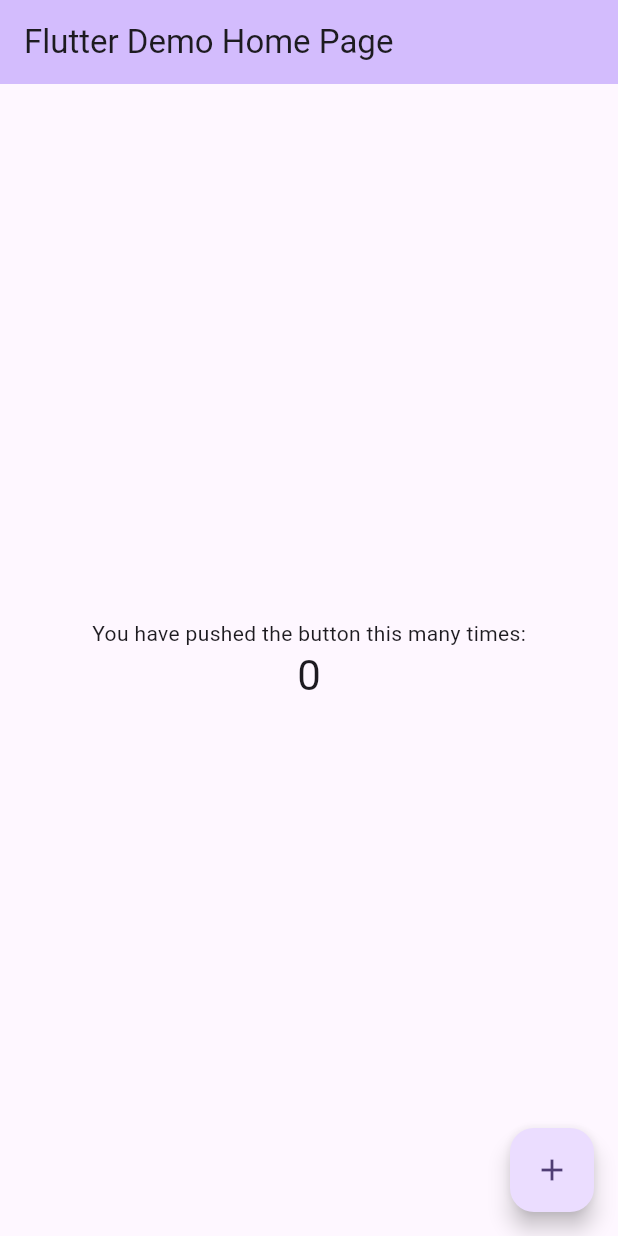
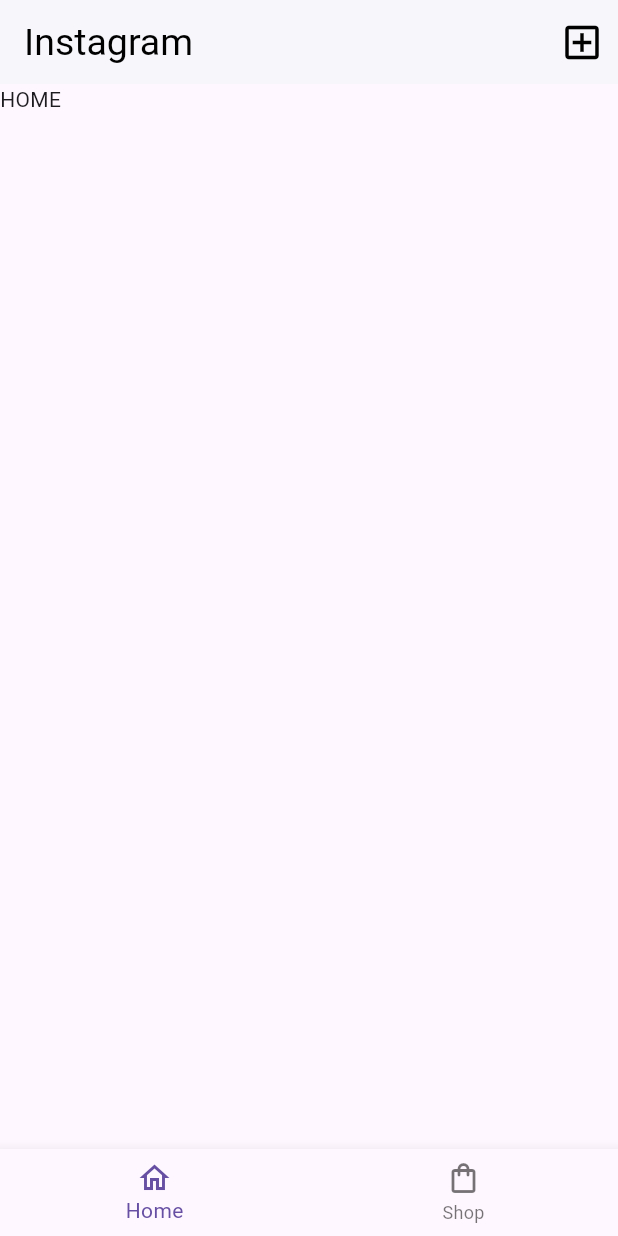
Before and after one commit to zzzmini/flutter_insta, a Flutter app: the screen it shows after launch, on a phone screen of 412 x 824 dp. Run offline on Flutter 3.47's test engine with Material 3 defaults, Android fonts, the phone set to English and light mode, and no system bars.

Commit message:
page process

```diff
--- /dev/null
+++ b/lib/home.dart
@@ -0,0 +1,12 @@
+import 'package:flutter/material.dart';
+
+class Home extends StatelessWidget {
+  const Home({super.key});
+
+  @override
+  Widget build(BuildContext context) {
+    return const Scaffold(
+      body: Text('HOME'),
+    );
+  }
+}
--- a/lib/main.dart
+++ b/lib/main.dart
@@ -1,122 +1,76 @@
 import 'package:flutter/material.dart';
 
-void main() {
-  runApp(const MyApp());
+import 'home.dart';
+
+void main(){
+  runApp(MyApp());
 }
 
 class MyApp extends StatelessWidget {
   const MyApp({super.key});
 
-  // This widget is the root of your application.
   @override
   Widget build(BuildContext context) {
     return MaterialApp(
-      title: 'Flutter Demo',
+      title: 'Instagram',
+      debugShowCheckedModeBanner: false,
       theme: ThemeData(
-        // This is the theme of your application.
-        //
-        // TRY THIS: Try running your application with "flutter run". You'll see
-        // the application has a purple toolbar. Then, without quitting the app,
-        // try changing the seedColor in the colorScheme below to Colors.green
-        // and then invoke "hot reload" (save your changes or press the "hot
-        // reload" button in a Flutter-supported IDE, or press "r" if you used
-        // the command line to start the app).
-        //
-        // Notice that the counter didn't reset back to zero; the application
-        // state is not lost during the reload. To reset the state, use hot
-        // restart instead.
-        //
-        // This works for code too, not just values: Most code changes can be
-        // tested with just a hot reload.
-        colorScheme: ColorScheme.fromSeed(seedColor: Colors.deepPurple),
+        appBarTheme: AppBarTheme(
+          color: Colors.white,
+          elevation: 1,
+          titleTextStyle: TextStyle(color: Colors.black, fontSize: 25),
+          actionsIconTheme: IconThemeData(color: Colors.black)
+        )
       ),
-      home: const MyHomePage(title: 'Flutter Demo Home Page'),
+      home: Instagram(),
     );
   }
 }
 
-class MyHomePage extends StatefulWidget {
-  const MyHomePage({super.key, required this.title});
-
-  // This widget is the home page of your application. It is stateful, meaning
-  // that it has a State object (defined below) that contains fields that affect
-  // how it looks.
-
-  // This class is the configuration for the state. It holds the values (in this
-  // case the title) provided by the parent (in this case the App widget) and
-  // used by the build method of the State. Fields in a Widget subclass are
-  // always marked "final".
-
-  final String title;
+class Instagram extends StatefulWidget {
+  const Instagram({super.key});
 
   @override
-  State<MyHomePage> createState() => _MyHomePageState();
+  State<Instagram> createState() => _InstagramState();
 }
 
-class _MyHomePageState extends State<MyHomePage> {
-  int _counter = 0;
-
-  void _incrementCounter() {
-    setState(() {
-      // This call to setState tells the Flutter framework that something has
-      // changed in this State, which causes it to rerun the build method below
-      // so that the display can reflect the updated values. If we changed
-      // _counter without calling setState(), then the build method would not be
-      // called again, and so nothing would appear to happen.
-      _counter++;
-    });
-  }
+class _InstagramState extends State<Instagram> {
+  // 변수 선언 -> setState() 변경
+  var tab = 0;
 
   @override
   Widget build(BuildContext context) {
-    // This method is rerun every time setState is called, for instance as done
-    // by the _incrementCounter method above.
-    //
-    // The Flutter framework has been optimized to make rerunning build methods
-    // fast, so that you can just rebuild anything that needs updating rather
-    // than having to individually change instances of widgets.
     return Scaffold(
       appBar: AppBar(
-        // TRY THIS: Try changing the color here to a specific color (to
-        // Colors.amber, perhaps?) and trigger a hot reload to see the AppBar
-        // change color while the other colors stay the same.
-        backgroundColor: Theme.of(context).colorScheme.inversePrimary,
-        // Here we take the value from the MyHomePage object that was created by
-        // the App.build method, and use it to set our appbar title.
-        title: Text(widget.title),
+        title: Text('Instagram'),
+        actions: [
+          IconButton(
+            onPressed: (){},
+            icon: Icon(Icons.add_box_outlined),
+              iconSize: 30,)
+        ],
       ),
-      body: Center(
-        // Center is a layout widget. It takes a single child and positions it
-        // in the middle of the parent.
-        child: Column(
-          // Column is also a layout widget. It takes a list of children and
-          // arranges them vertically. By default, it sizes itself to fit its
-          // children horizontally, and tries to be as tall as its parent.
-          //
-          // Column has various properties to control how it sizes itself and
-          // how it positions its children. Here we use mainAxisAlignment to
-          // center the children vertically; the main axis here is the vertical
-          // axis because Columns are vertical (the cross axis would be
-          // horizontal).
-          //
-          // TRY THIS: Invoke "debug painting" (choose the "Toggle Debug Paint"
-          // action in the IDE, or press "p" in the console), to see the
-          // wireframe for each widget.
-          mainAxisAlignment: MainAxisAlignment.center,
-          children: <Widget>[
-            const Text('You have pushed the button this many times:'),
-            Text(
-              '$_counter',
-              style: Theme.of(context).textTheme.headlineMedium,
-            ),
-          ],
-        ),
+      body:
+        [Home(), Text('Shop')][tab],
+
+      bottomNavigationBar: BottomNavigationBar(
+        onTap: (index){
+          setState(() {
+            tab = index;
+            print(tab);
+          });
+        },
+        items: [
+          BottomNavigationBarItem(
+            icon: Icon(Icons.home_outlined),
+            label: 'Home'
+          ),
+          BottomNavigationBarItem(
+            icon: Icon(Icons.shopping_bag_outlined),
+            label: 'Shop'
+          ),
+        ]
       ),
-      floatingActionButton: FloatingActionButton(
-        onPressed: _incrementCounter,
-        tooltip: 'Increment',
-        child: const Icon(Icons.add),
-      ), // This trailing comma makes auto-formatting nicer for build methods.
     );
   }
 }
```
